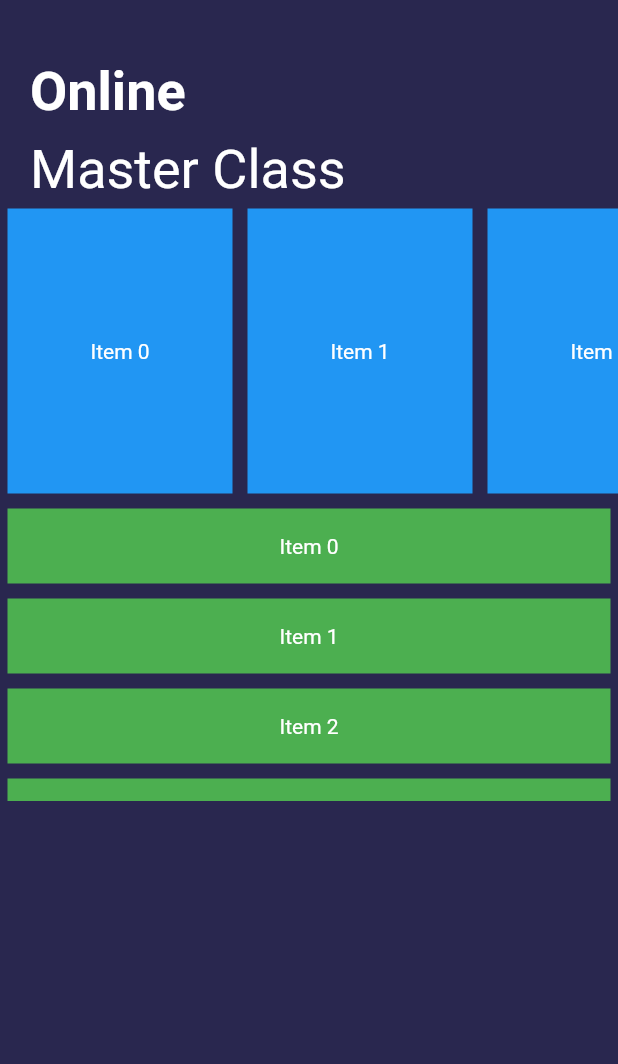
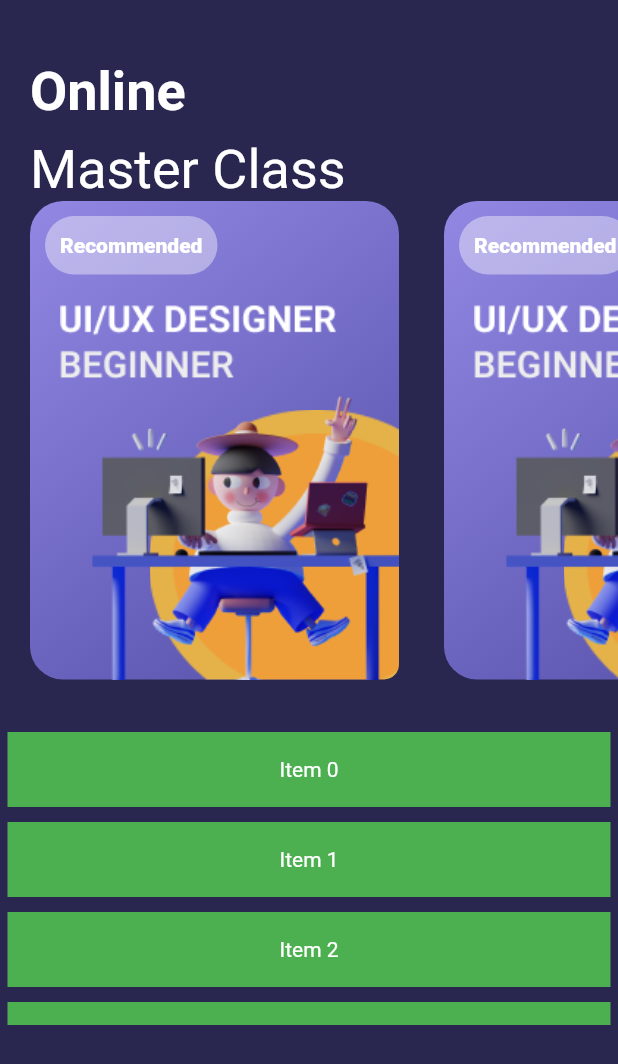
Before and after one commit to Lance-Abella/UI_Design, a Flutter app: the screen it shows after launch, on a phone screen of 412 x 824 dp. Shown: the top 1064 px of the screen. Run offline on Flutter 3.47's test engine with Material 2 defaults, Android fonts, the phone set to English and light mode, and no system bars.

Commit message:
Layouting

```diff
--- /dev/null
+++ b/lib/functions.dart
@@ -0,0 +1,153 @@
+import 'package:flutter/material.dart';
+
+Widget horizontalContent1() {
+  return Container(
+                  width: 246,
+                  height: 349,
+                  margin: const EdgeInsets.only(left: 20, right: 10, bottom: 30),
+                  decoration: BoxDecoration(
+                  borderRadius: BorderRadius.circular(22),
+                  gradient: LinearGradient(
+                  begin: Alignment.topLeft,
+                  end: Alignment.bottomRight,
+                  colors: [Color(0xFF9288E4), Color(0xFF534EA7)],
+                  ),
+                  ),
+
+                    child: Column(
+                      crossAxisAlignment: CrossAxisAlignment.start,
+
+                      children: [
+                        Container(
+                          width: 115,
+                          height: 39,
+                          decoration: BoxDecoration(
+                          borderRadius: BorderRadius.circular(20),
+                          color: Color.fromRGBO(255, 255, 255, 0.4),
+                          ),
+                          margin: EdgeInsets.only(top: 10, left: 10, bottom: 10),
+
+                            child: Center(
+                              child: Padding(
+                                padding: const EdgeInsets.all(10),
+                                child: Text(
+                                  'Recommended',
+                                  style: TextStyle(
+                                  color: Colors.white,
+                                  fontWeight: FontWeight.w900,
+                                  fontSize: 14,
+                                  ),
+                                  ),
+                              ),
+                                ),
+                                ),
+
+                        Stack(
+                          children: [
+
+                            Container(
+                            margin: EdgeInsets.only(left: 80, top: 80),
+                            child: ClipRRect(
+                              borderRadius: BorderRadius.circular(10),
+                              child: Image(
+                                image: AssetImage('assets/Ellipse 1.png'),
+                                width: 170, // Set the desired width
+                                height: 180, // Set the desired height
+                                fit: BoxFit.cover,
+                                ),
+                            ),
+                            ),
+
+                            Container(
+                            margin: EdgeInsets.only(left: 20, top: 5),
+                            child: Image(
+                              image: AssetImage('assets/Saly-10.png'),
+                              width: 230, // Set the desired width
+                              height: 255, // Set the desired height
+                              fit: BoxFit.cover,
+                              ),
+                            ),
+                          ]
+                        ),
+
+                          ],
+                          ),
+                          );
+
+}
+
+Widget horizontalContent2() {
+  return Container(
+                  width: 246,
+                  height: 349,
+                  margin: const EdgeInsets.only(left: 20, right: 10, bottom: 30),
+                  decoration: BoxDecoration(
+                  borderRadius: BorderRadius.circular(22),
+                  gradient: LinearGradient(
+                  begin: Alignment.topLeft,
+                  end: Alignment.bottomRight,
+                  colors: [Color(0xFF9288E4), Color(0xFF534EA7)],
+                  ),
+                  ),
+
+                    child: Column(
+                      crossAxisAlignment: CrossAxisAlignment.start,
+
+                      children: [
+                        Container(
+                          width: 115,
+                          height: 39,
+                          decoration: BoxDecoration(
+                          borderRadius: BorderRadius.circular(20),
+                          color: Color.fromRGBO(244, 198, 122, 0.5),
+                          ),
+                          margin: EdgeInsets.only(top: 10, left: 10, bottom: 10),
+
+                            child: Center(
+                              child: Padding(
+                                padding: const EdgeInsets.all(10),
+                                child: Text(
+                                  'NEW CLASS',
+                                  style: TextStyle(
+                                  color: Colors.white,
+                                  fontWeight: FontWeight.w900,
+                                  fontSize: 14,
+                                  ),
+                                  ),
+                              ),
+                                ),
+                                ),
+
+                        Stack(
+                          children: [
+
+                            Container(
+                            margin: EdgeInsets.only(left: 80, top: 80),
+                            child: ClipRRect(
+                              borderRadius: BorderRadius.circular(10),
+                              child: Image(
+                                image: AssetImage('assets/Mask Group.png'),
+                                width: 170, // Set the desired width
+                                height: 180, // Set the desired height
+                                fit: BoxFit.cover,
+                                ),
+                            ),
+                            ),
+
+                            Container(
+                            margin: EdgeInsets.only(left: 20, top: 5),
+                            child: Image(
+                              image: AssetImage('assets/Saly-36.png'),
+                              width: 230, // Set the desired width
+                              height: 255, // Set the desired height
+                              fit: BoxFit.cover,
+                              ),
+                            ),
+                          ]
+                        ),
+
+                          ],
+                          ),
+                          );
+
+}
--- a/lib/listview.dart
+++ b/lib/listview.dart
@@ -1,32 +1,30 @@
 import 'package:flutter/material.dart';
 
+import 'functions.dart';
+
 class ScrollableWidget extends StatelessWidget {
-  const ScrollableWidget({super.key});
+  const ScrollableWidget({Key? key}); // Fix the constructor syntax
 
   @override
   Widget build(BuildContext context) {
     return ListView(
       children: [
+
         SizedBox(
-          height: 200,
-          child: ListView.builder(
+          height: 349,
+
+          child: ListView(
             scrollDirection: Axis.horizontal,
-            itemCount: 10,
-            itemBuilder: (BuildContext context, int index) {
-              return Container(
-                width: 150,
-                color: Colors.blue,
-                margin: const EdgeInsets.all(5),
-                child: Center(
-                  child: Text(
-                    'Item $index',
-                    style: const TextStyle(color: Colors.white),
-                  ),
-                ),
-              );
-            },
-          ),
-        ),
+
+              children: <Widget>[
+                horizontalContent1(),
+                horizontalContent1(),
+                horizontalContent1(),
+                          ],
+                          ),
+                          ),
+
+
         SizedBox(
           height: 200,
           child: ListView.builder(
--- a/pubspec.yaml
+++ b/pubspec.yaml
@@ -32,6 +32,8 @@ dependencies:
     sdk: flutter
 
 
+
+
   # The following adds the Cupertino Icons font to your application.
   # Use with the CupertinoIcons class for iOS style icons.
   cupertino_icons: ^1.0.2
@@ -59,6 +61,9 @@ flutter:
   # included with your application, so that you can use the icons in
   # the material Icons class.
   uses-material-design: true
+
+  assets:
+    - assets/
 
   # To add assets to your application, add an assets section, like this:
   # assets:
```
Also changed, not shown: assets/Ellipse 1.png (added), assets/Mask Group.png (added), assets/Saly-10.png (added), assets/Saly-36.png (added).
